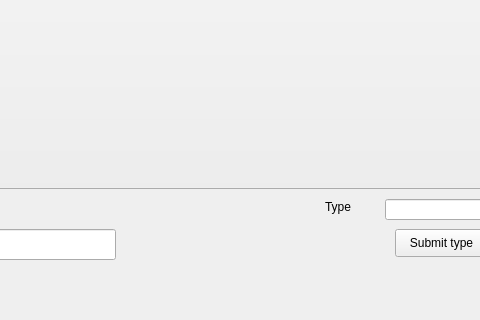
Old version of the form my_qlabel/mainwindow.ui in the repository RoomQuest/Map-File-Generator; both pictures show x 145 to 625 and y 428 to 748 of the 801 by 748 pixel window.
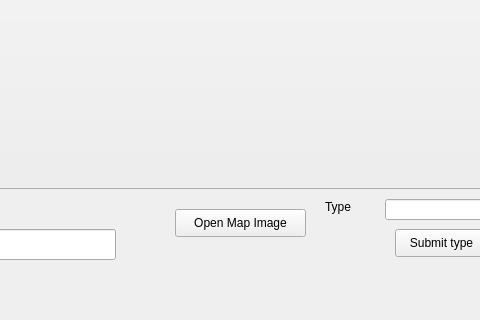
New version of the form.

```diff
--- a/my_qlabel/mainwindow.ui
+++ b/my_qlabel/mainwindow.ui
@@ -98,6 +98,19 @@
      <string>Submit type</string>
     </property>
    </widget>
+   <widget class="QPushButton" name="openFile">
+    <property name="geometry">
+     <rect>
+      <x>320</x>
+      <y>620</y>
+      <width>131</width>
+      <height>28</height>
+     </rect>
+    </property>
+    <property name="text">
+     <string>Open Map Image</string>
+    </property>
+   </widget>
    <zorder>lblPic</zorder>
    <zorder>testButton</zorder>
    <zorder>Coords</zorder>
```
Left out of the diff: 1 changed line with no effect on the pictures.
